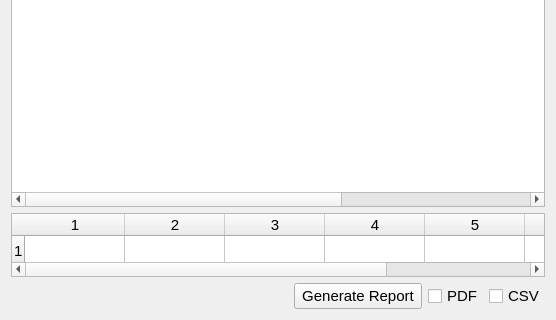
Before: the Qt Designer form estorecpp/overallsalessummary.ui in Watti/estorecpp, drawn with Qt 5; both pictures show x 0 to 556 and y 166 to 486 of the 556 by 486 pixel window.
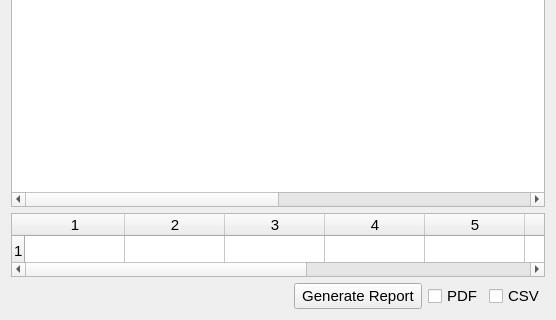
After: the same form once the commit is applied.

Patch:
```diff
--- a/estorecpp/overallsalessummary.ui
+++ b/estorecpp/overallsalessummary.ui
@@ -104,7 +104,7 @@
       <number>0</number>
      </property>
      <property name="columnCount">
-      <number>8</number>
+      <number>10</number>
      </property>
      <attribute name="horizontalHeaderVisible">
       <bool>true</bool>
@@ -120,6 +120,8 @@
      <column/>
      <column/>
      <column/>
+     <column/>
+     <column/>
     </widget>
    </item>
    <item>
@@ -147,7 +149,7 @@
       <number>1</number>
      </property>
      <property name="columnCount">
-      <number>7</number>
+      <number>9</number>
      </property>
      <attribute name="horizontalHeaderVisible">
       <bool>true</bool>
@@ -163,6 +165,8 @@
      <column/>
      <column/>
      <column/>
+     <column/>
+     <column/>
     </widget>
    </item>
    <item>
```
